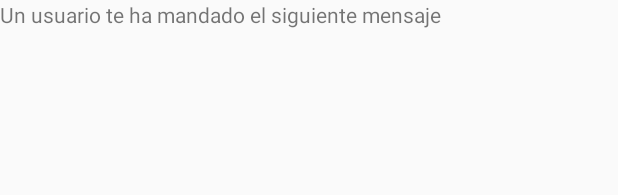
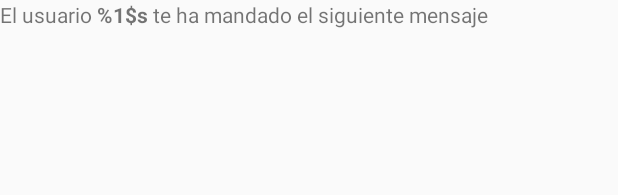
Before and after one commit to Codificat0r/SendMessage, an Android app: the layout activity_view_message.xml on its own in the app's theme, with its tools: preview values and no code run, on a phone screen of 412 x 824 dp. Shown: the top 195 px of the screen. Run offline under Robolectric (Android 15) with nearby library versions, the phone set to English and light mode, and no system bars.

Commit message:
Añadimos el nombre del usuario que ha enviado el mensaje

```diff
--- a/app/src/main/java/com/example/sendmessage/SendMessageActivity.java
+++ b/app/src/main/java/com/example/sendmessage/SendMessageActivity.java
@@ -10,6 +10,7 @@ import android.widget.EditText;
 public class SendMessageActivity extends AppCompatActivity {
 
     private EditText edtMessage;
+    private EditText edtUser;
 
     @Override
     protected void onCreate(Bundle savedInstanceState) {
@@ -17,6 +18,7 @@ public class SendMessageActivity extends AppCompatActivity {
         setContentView(R.layout.activity_send_message);
 
         edtMessage = (EditText)findViewById(R.id.edtMessage);
+        edtUser = (EditText)findViewById(R.id.edtUser);
     }
 
     public void getOnClick(View view)
@@ -29,6 +31,7 @@ public class SendMessageActivity extends AppCompatActivity {
                 //2. Crear un objeto Bundle y añadir el mensaje, con un conjunto de clave valor.
                 Bundle bundle = new Bundle();
                 bundle.putString("message",edtMessage.getText().toString());
+                bundle.putString("user", edtUser.getText().toString());
                 //3. Crear un objeto Intent. Tenemos que poner el contexto y la clase destinataria.
                 //Por nomenclatura usamos el nombre de la clase tambien en el this. Accedemos al contexto
                 //de la activity, aprobechando que las Activity's heredan de Context. Le hemos mandado
--- a/app/src/main/res/values/strings.xml
+++ b/app/src/main/res/values/strings.xml
@@ -4,5 +4,6 @@
     <string name="txvUser">Usuario</string>
     <string name="txvMessage">Mensaje</string>
     <string name="btnOk">Enviar</string>
-    <string name="txvViewUser">Un usuario te ha mandado el siguiente mensaje</string>
+    <!--%1$s significa parametro 1, y es un string. Admite HTML básico, 3 etiquetas de formato.-->
+    <string name="txvViewUser">El usuario <b>%1$s</b> te ha mandado el siguiente mensaje</string>
 </resources>
```
Also changed, not shown: app/src/main/java/com/example/sendmessage/ViewMessageActivity.java (+9 -4 lines).
